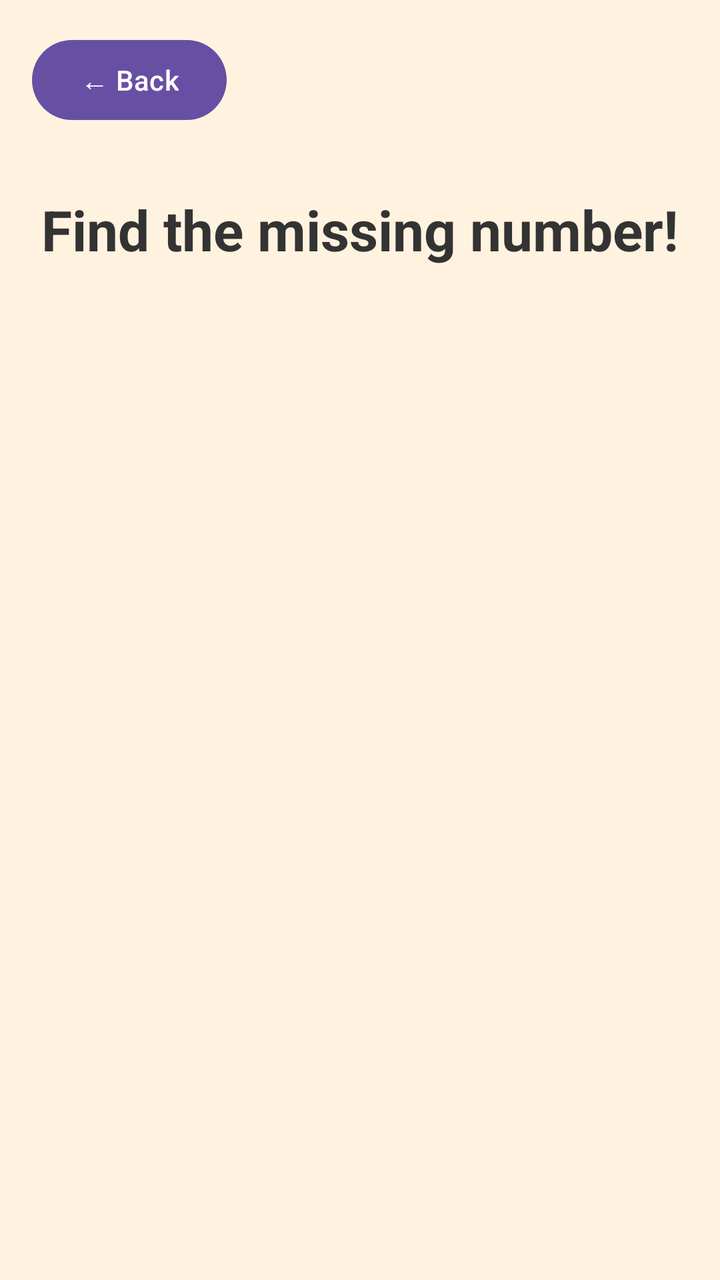
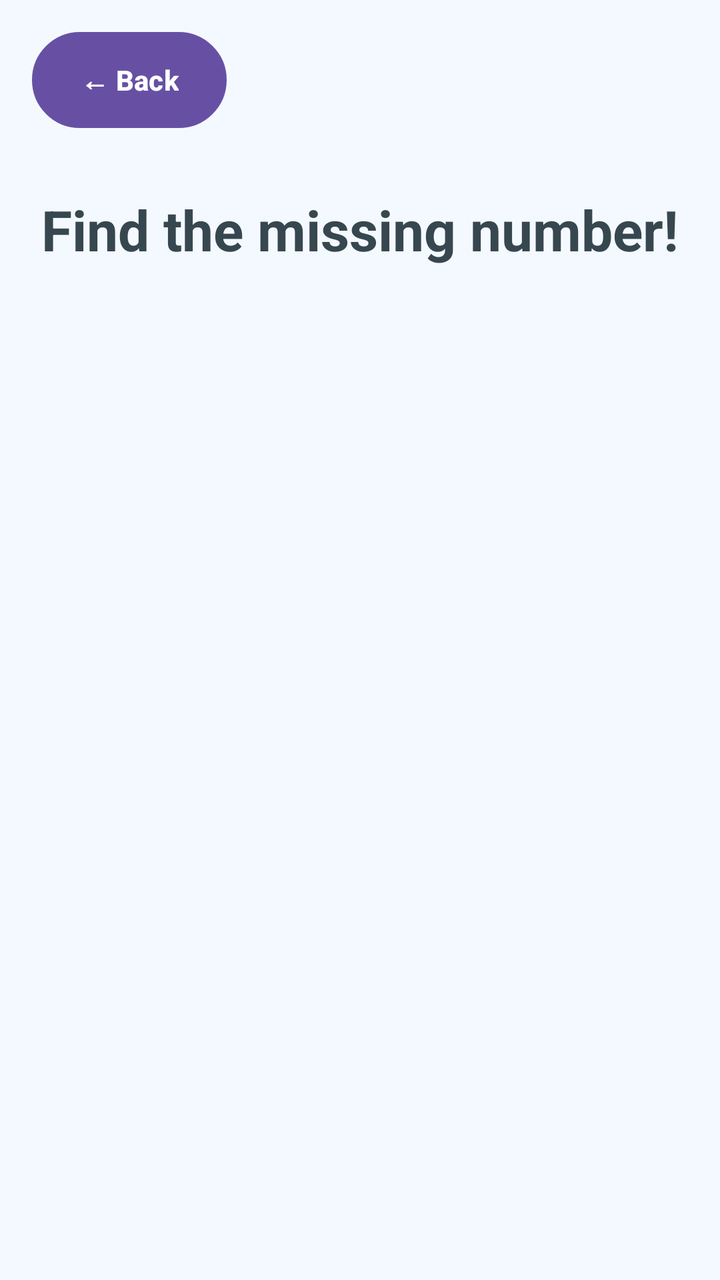

Two renders of the same Android screen: before a commit and after it. Below are the layout's source before the change and the commit's diff.
<!-- AndroidManifest.xml: application theme Theme.P1Chai_Boon_Hong2206806 -->
<!-- res/layout/activity_sequence.xml -->
<?xml version="1.0" encoding="utf-8"?>
<androidx.constraintlayout.widget.ConstraintLayout xmlns:android="http://schemas.android.com/apk/res/android"
    xmlns:app="http://schemas.android.com/apk/res-auto"
    xmlns:tools="http://schemas.android.com/tools"
    android:layout_width="match_parent"
    android:layout_height="match_parent"
    android:background="#FFF3E0"
    android:fitsSystemWindows="true"
    tools:context=".SequenceActivity">

    <Button
        android:id="@+id/btnBack"
        android:layout_width="wrap_content"
        android:layout_height="wrap_content"
        android:text="← Back"
        android:layout_margin="16dp"
        app:layout_constraintStart_toStartOf="parent"
        app:layout_constraintTop_toTopOf="parent" />

    <TextView
        android:id="@+id/tvInstruction"
        android:layout_width="wrap_content"
        android:layout_height="wrap_content"
        android:layout_marginTop="32dp"
        android:text="Find the missing number!"
        android:textColor="#333"
        android:textSize="28sp"
        android:textStyle="bold"
        app:layout_constraintEnd_toEndOf="parent"
        app:layout_constraintStart_toStartOf="parent"
        app:layout_constraintTop_toBottomOf="@id/btnBack" />

    <LinearLayout
        android:id="@+id/sequenceContainerLayout"
        android:layout_width="wrap_content"
        android:layout_height="wrap_content"
        android:layout_marginTop="64dp"
        android:orientation="horizontal"
        app:layout_constraintEnd_toEndOf="parent"
        app:layout_constraintStart_toStartOf="parent"
        app:layout_constraintTop_toBottomOf="@id/tvInstruction" />

    <LinearLayout
        android:id="@+id/optionsContainerLayout"
        android:layout_width="wrap_content"
        android:layout_height="wrap_content"
        android:layout_marginTop="64dp"
        android:orientation="horizontal"
        app:layout_constraintEnd_toEndOf="parent"
        app:layout_constraintStart_toStartOf="parent"
        app:layout_constraintTop_toBottomOf="@id/sequenceContainerLayout" />

</androidx.constraintlayout.widget.ConstraintLayout>
<!-- resources referenced by this layout -->
<resources>
  <style name="Theme.P1Chai_Boon_Hong2206806" parent="Base.Theme.P1Chai_Boon_Hong2206806" />
  <style name="Base.Theme.P1Chai_Boon_Hong2206806" parent="Theme.Material3.DayNight.NoActionBar">
          
          
      </style>
</resources>

<!-- the commit's change to res/layout/activity_sequence.xml (unified diff, before → after) -->
@@ -4,7 +4,7 @@
     xmlns:tools="http://schemas.android.com/tools"
     android:layout_width="match_parent"
     android:layout_height="match_parent"
-    android:background="#FFF3E0"
+    android:background="@color/app_bg"
     android:fitsSystemWindows="true"
     tools:context=".SequenceActivity">
 
@@ -13,6 +13,9 @@
         android:layout_width="wrap_content"
         android:layout_height="wrap_content"
         android:text="← Back"
+        android:textColor="@color/white"
+        android:textStyle="bold"
+        android:background="@drawable/btn_rounded_primary"
         android:layout_margin="16dp"
         app:layout_constraintStart_toStartOf="parent"
         app:layout_constraintTop_toTopOf="parent" />
@@ -23,7 +26,7 @@
         android:layout_height="wrap_content"
         android:layout_marginTop="32dp"
         android:text="Find the missing number!"
-        android:textColor="#333"
+        android:textColor="@color/text_primary"
         android:textSize="28sp"
         android:textStyle="bold"
         app:layout_constraintEnd_toEndOf="parent"
<!-- resource entries referenced after the edit -->
@@ -1,6 +1,26 @@
 <!-- resources referenced by this layout -->
 <resources>
+  <color name="app_bg">#F4F9FF</color>
+  <color name="text_primary">#37474F</color>
+  <color name="white">#FFFFFFFF</color>
+  <!-- drawable btn_rounded_primary (drawable) -->
+  <?xml version="1.0" encoding="utf-8"?>
+  <shape xmlns:android="http://schemas.android.com/apk/res/android"
+      android:shape="rectangle">
+      <solid android:color="@color/btn_primary" />
+      <corners android:radius="24dp" />
+      <padding
+          android:bottom="16dp"
+          android:left="24dp"
+          android:right="24dp"
+          android:top="16dp" />
+      <stroke
+          android:width="4dp"
+          android:color="@color/btn_primary_dark" />
+  </shape>
   <style name="Theme.P1Chai_Boon_Hong2206806" parent="Base.Theme.P1Chai_Boon_Hong2206806" />
+  <color name="btn_primary">#4FC3F7</color>
+  <color name="btn_primary_dark">#0288D1</color>
   <style name="Base.Theme.P1Chai_Boon_Hong2206806" parent="Theme.Material3.DayNight.NoActionBar">
           
           
